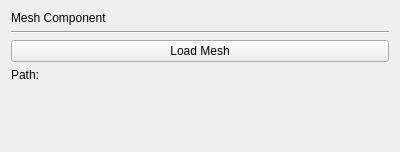
First picture: the form in meshcomponentwidget.ui, repository rogerbusquets97/Graphics-Engine, before the edit.
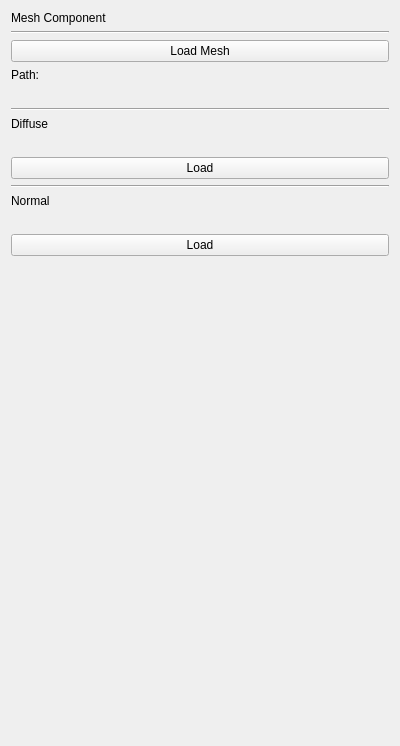
Second picture: the form after the edit.

Commit message: Allow the user to load desired textures

```diff
--- a/meshcomponentwidget.ui
+++ b/meshcomponentwidget.ui
@@ -7,7 +7,7 @@
     <x>0</x>
     <y>0</y>
     <width>400</width>
-    <height>152</height>
+    <height>746</height>
    </rect>
   </property>
   <property name="windowTitle">
@@ -49,6 +49,62 @@
      </property>
     </widget>
    </item>
+   <item>
+    <widget class="Line" name="line_2">
+     <property name="orientation">
+      <enum>Qt::Horizontal</enum>
+     </property>
+    </widget>
+   </item>
+   <item>
+    <widget class="QLabel" name="label_3">
+     <property name="text">
+      <string>Diffuse</string>
+     </property>
+    </widget>
+   </item>
+   <item>
+    <widget class="QLabel" name="DiffuseImage">
+     <property name="text">
+      <string/>
+     </property>
+    </widget>
+   </item>
+   <item>
+    <widget class="QPushButton" name="DiffuseLoadButton">
+     <property name="text">
+      <string>Load</string>
+     </property>
+    </widget>
+   </item>
+   <item>
+    <widget class="Line" name="line_3">
+     <property name="orientation">
+      <enum>Qt::Horizontal</enum>
+     </property>
+    </widget>
+   </item>
+   <item>
+    <widget class="QLabel" name="label_4">
+     <property name="text">
+      <string>Normal</string>
+     </property>
+    </widget>
+   </item>
+   <item>
+    <widget class="QLabel" name="NormalImage">
+     <property name="text">
+      <string/>
+     </property>
+    </widget>
+   </item>
+   <item>
+    <widget class="QPushButton" name="NormalLoadButton">
+     <property name="text">
+      <string>Load</string>
+     </property>
+    </widget>
+   </item>
    <item>
     <spacer name="verticalSpacer">
      <property name="orientation">
```
The commit also changes 11 other files.
